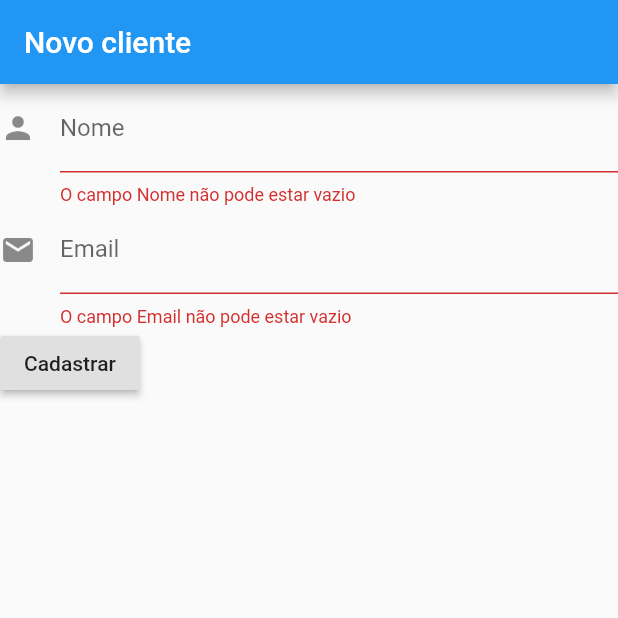
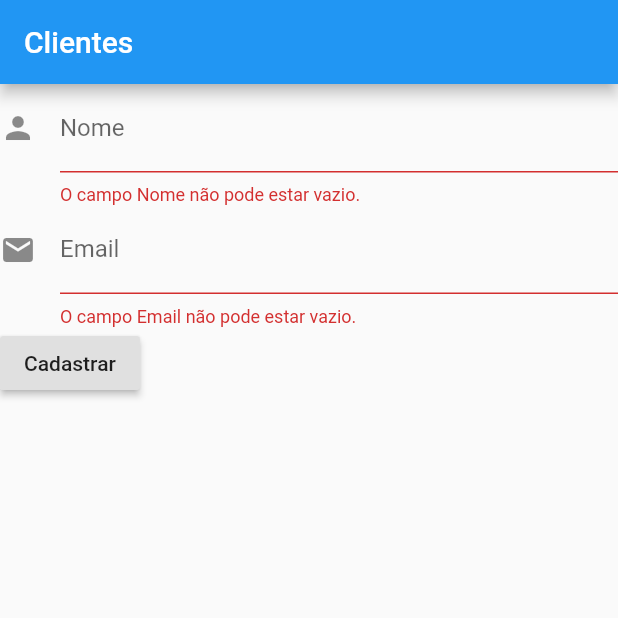
Before and after one commit to LegionTesta/grafis_test_app, a Flutter app: the screen it shows after launch, after a tap on "Cadastrar", on a phone screen of 412 x 824 dp, the top half of it. Run offline on Flutter 3.47's test engine with Material 2 defaults, Android fonts, the phone set to English and light mode, and no system bars; our stand-ins replace bloc, flutter_bloc; generated files the repository leaves out were written again; network calls fail.

Commit message:
Tela de cadastro e lista unidas. client_screen done.

```diff
--- a/lib/main.dart
+++ b/lib/main.dart
@@ -1,5 +1,6 @@
 import 'package:flutter/material.dart';
 import 'package:grafis_test_app/ui/client/client_register_screen.dart';
+import 'package:grafis_test_app/ui/client/client_screen.dart';
 
 void main() => runApp(MyApp());
 
@@ -11,7 +12,7 @@ class MyApp extends StatelessWidget {
       theme: ThemeData(
         primarySwatch: Colors.blue,
       ),
-      home: ClientRegisterScreen()
+      home: ClientScreen()
     );
   }
 }
--- a/lib/ui/client/client_screen.dart
+++ b/lib/ui/client/client_screen.dart
@@ -0,0 +1,199 @@
+
+
+import 'package:flutter/cupertino.dart';
+import 'package:flutter/material.dart';
+import 'package:flutter_bloc/flutter_bloc.dart';
+import 'package:grafis_test_app/bloc/client/client_bloc.dart';
+import 'package:grafis_test_app/bloc/client/client_register_bloc.dart';
+import 'package:grafis_test_app/core/client.dart';
+
+class ClientScreen extends StatefulWidget {
+  @override
+  _ClientScreenState createState() => _ClientScreenState();
+}
+
+class _ClientScreenState extends State<ClientScreen> {
+
+  ClientBloc _clientBloc;
+  ClientRegisterBloc _clientRegisterBloc;
+
+  final _formKey = GlobalKey<FormState>();
+
+  TextEditingController nameController = TextEditingController();
+  TextEditingController emailController = TextEditingController();
+
+  @override
+  void initState() {
+    _clientBloc = ClientBloc();
+    _clientBloc.add(ReloadClients());
+    _clientRegisterBloc = ClientRegisterBloc();
+    _clientRegisterBloc.listen((state) {
+      if(state is RegisteringClient){
+        showDialog(
+            context: context,
+            builder: (BuildContext context){
+              return AlertDialog(
+                content: Text("Carregando..."),
+              );
+            }
+        );
+      }
+      if(state is ClientRegistered){
+        Navigator.pop(context);
+        showDialog(
+            context: context,
+            builder: (BuildContext context){
+              return AlertDialog(
+                content: Text("O cliente foi registrado!"),
+                actions: <Widget>[
+                  FlatButton(
+                    child: Text("Ok"),
+                    onPressed: (){
+                      Navigator.pop(context);
+                    },
+                  )
+                ],
+              );
+            }
+        );
+        nameController.text = "";
+        emailController.text = "";
+        _clientBloc.add(ReloadClients());
+      }
+      if(state is ClientNotRegistered){
+        Navigator.pop(context);
+        showDialog(
+            context: context,
+            builder: (BuildContext context){
+              return AlertDialog(
+                content: Text("O cliente não foi registrado!"),
+                actions: <Widget>[
+                  FlatButton(
+                    child: Text("Ok"),
+                    onPressed: (){
+                      Navigator.pop(context);
+                    },
+                  )
+                ],
+              );
+            }
+        );
+      }
+    });
+    super.initState();
+  }
+
+  @override
+  Widget build(BuildContext context) {
+    return Container(
+      child: Scaffold(
+        appBar: AppBar(
+          title: Text("Clientes"),
+        ),
+        body: Container(
+          child: Row(
+            children: <Widget>[
+              BlocBuilder(
+                  bloc: _clientBloc,
+                  builder: (BuildContext context, ClientBlocState state){
+                    if(state is LoadingClients){
+                      return Center(
+                        child: Text("Carregando clientes..."),
+                      );
+                    }
+                    if(state is ClientsLoaded){
+                      return buildClientsList(context, state.clients);
+                    }
+                    return Container();
+                  }
+              ),
+              BlocBuilder(
+                  bloc: _clientRegisterBloc,
+                  builder: (BuildContext context, ClientRegisterBlocState state){
+                    if(state is InitialClientRegisterBlocState){
+                      return buildRegisterClientForm(context);
+                    }
+                    return Container();
+                  }
+              ),
+            ],
+          ),
+        ),
+      ),
+    );
+  }
+
+  Widget buildClientsList(BuildContext context, List<Client> clients){
+    return Expanded(
+      child: Container(
+        child: ListView.builder(
+          itemCount: clients.length,
+          itemBuilder: (BuildContext context, index){
+            return ListTile(
+              title: Text(clients[index].name),
+              subtitle: Text(clients[index].email),
+            );
+          }
+        ),
+      ),
+    );
+  }
+
+  Widget buildRegisterClientForm(BuildContext context){
+    return Expanded(
+      child: Container(
+        child: Form(
+          key: _formKey,
+          child: Column(
+            crossAxisAlignment: CrossAxisAlignment.start,
+            children: <Widget>[
+              Container(
+                child: TextFormField(
+                  controller: nameController,
+                  decoration: InputDecoration(
+                      icon: Icon(Icons.person),
+                      hintText: "Insira o nome do cliente",
+                      labelText: "Nome"
+                  ),
+                  validator: (value){
+                    if(value.isEmpty)
+                      return "O campo Nome não pode estar vazio.";
+                    return null;
+                  },
+                ),
+              ),
+              Container(
+                child: TextFormField(
+                  controller: emailController,
+                  decoration: InputDecoration(
+                      icon: Icon(Icons.email),
+                      hintText: "Insira o email do cliente",
+                      labelText: "Email"
+                  ),
+                  validator: (value){
+                    if(value.isEmpty)
+                      return "O campo Email não pode estar vazio.";
+                    return null;
+                  },
+                ),
+              ),
+              Container(
+                child: RaisedButton(
+                  onPressed: (){
+                    if(_formKey.currentState.validate()){
+                      _clientRegisterBloc.add(RegisterClient(client: Client(
+                          name: nameController.text,
+                          email: emailController.text
+                      )));
+                    }
+                  },
+                  child: Text("Cadastrar"),
+                ),
+              ),
+            ],
+          ),
+        ),
+      ),
+    );
+  }
+}
```
